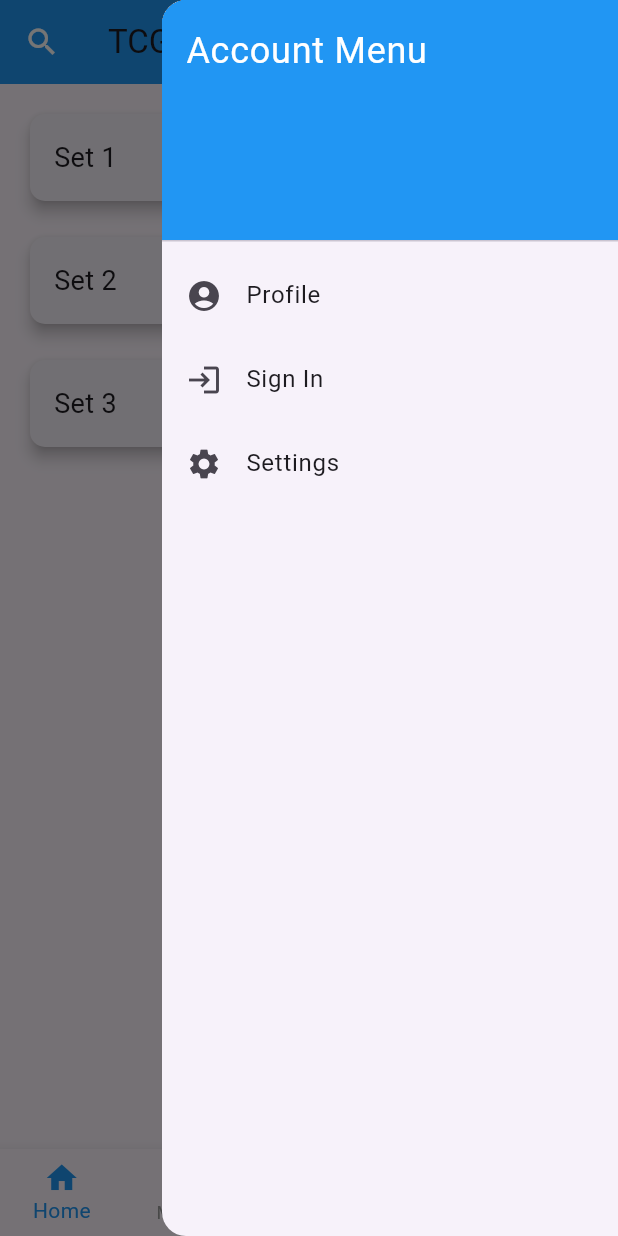
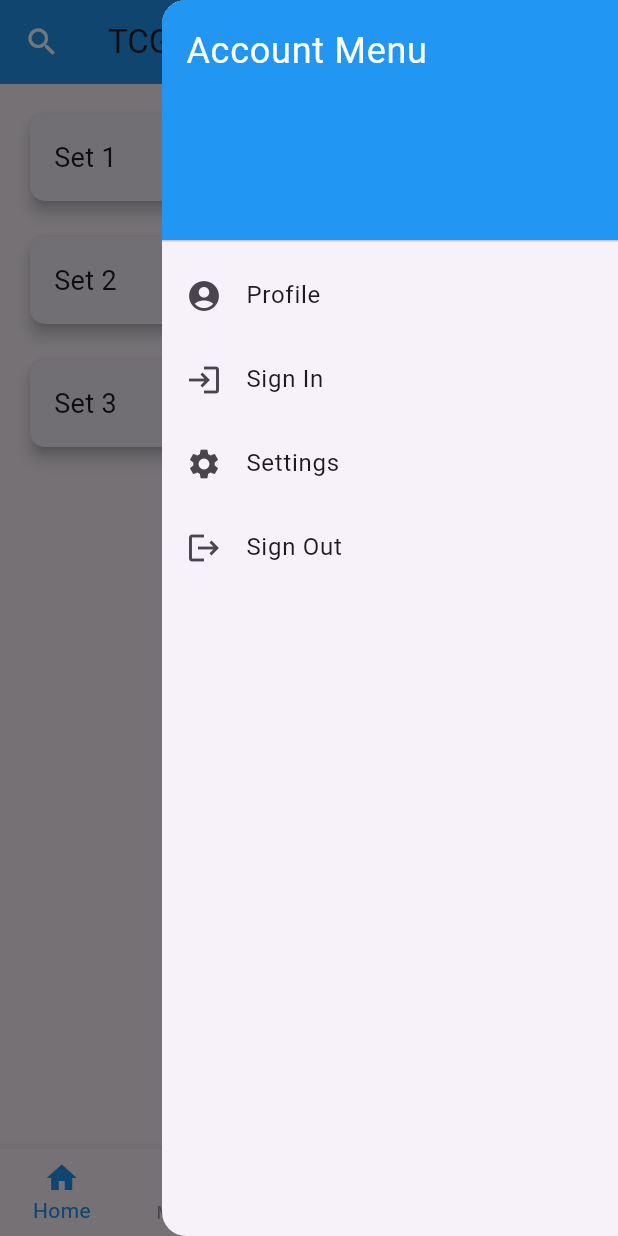
Before and after one commit to llau9/TCGDex, a Flutter app: the screen it shows once a user with an empty profile is signed in, with the side drawer open, on a phone screen of 412 x 824 dp. Run offline on Flutter 3.47's test engine with Material 3 defaults, Android fonts, the phone set to English and light mode, and no system bars; our stand-ins replace camera, firebase_auth, firebase_core; accounts and stored records are empty.

Commit message:
updated home_screen

```diff
--- a/my_app/lib/home_screen.dart
+++ b/my_app/lib/home_screen.dart
@@ -1,4 +1,5 @@
 import 'package:flutter/material.dart';
+import 'package:firebase_auth/firebase_auth.dart';
 import 'profile_page.dart';
 import 'portfolio_page.dart';
 import 'camera_page.dart';
@@ -101,6 +102,16 @@ class _HomeScreenState extends State<HomeScreen> {
                 );
               },
             ),
+            ListTile(
+              leading: const Icon(Icons.logout),
+              title: const Text('Sign Out'),
+              onTap: () {
+                FirebaseAuth.instance.signOut();
+                Navigator.of(context).pushReplacement(
+                  MaterialPageRoute(builder: (context) => const SignInPage()),
+                );
+              },
+            ),
           ],
         ),
       ),
```
